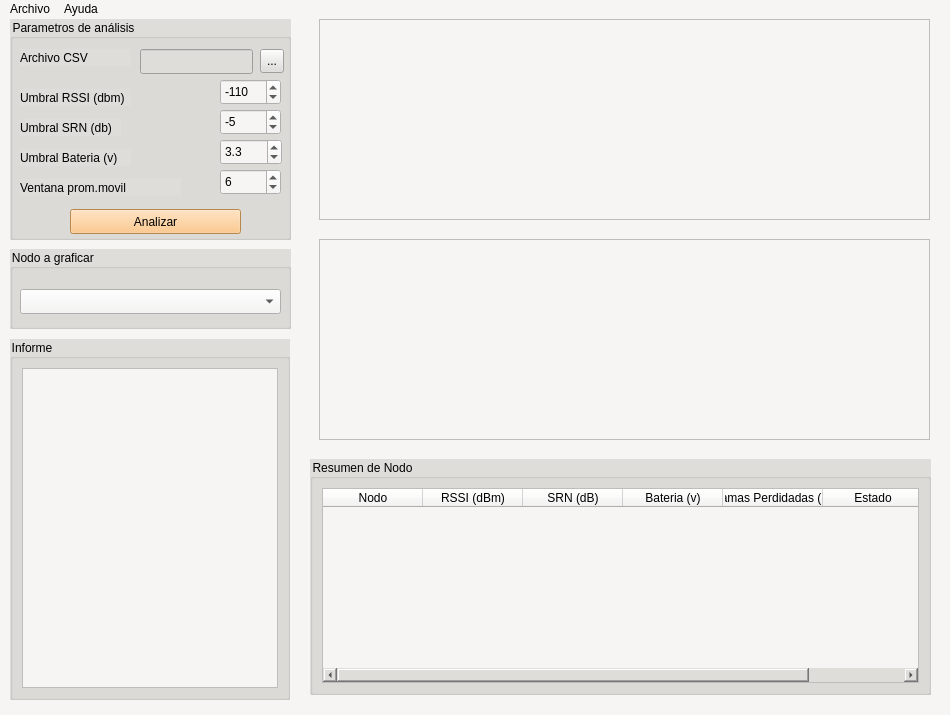
Old version of the form ui_sensores_LoRaWan.ui in the repository FrenchiGod/Sensores-_Agricolas_-LoRaWan.
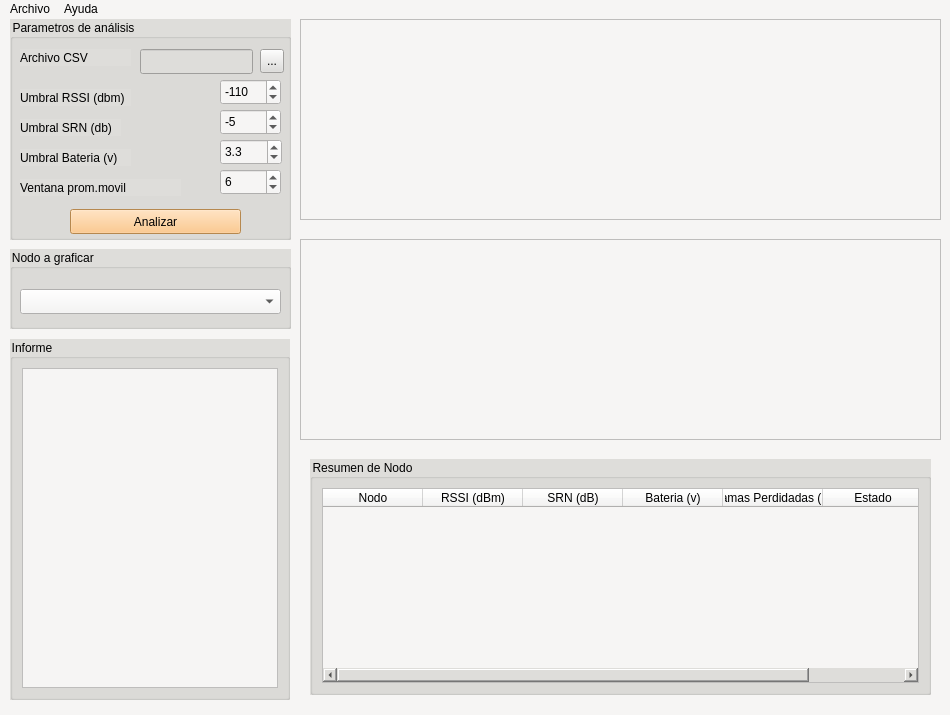
New version of the form.

Commit message: se cambio de lugar  el grafico Rssi y el de bateria

Diff of the .ui file:
```diff
--- a/ui_sensores_LoRaWan.ui
+++ b/ui_sensores_LoRaWan.ui
@@ -355,9 +355,9 @@
    <widget class="QFrame" name="frame_Rssi">
     <property name="geometry">
      <rect>
-      <x>319</x>
-      <y>220</y>
-      <width>611</width>
+      <x>300</x>
+      <y>0</y>
+      <width>641</width>
       <height>201</height>
      </rect>
     </property>
@@ -371,9 +371,9 @@
    <widget class="QFrame" name="frame_Bateria">
     <property name="geometry">
      <rect>
-      <x>319</x>
-      <y>0</y>
-      <width>611</width>
+      <x>300</x>
+      <y>220</y>
+      <width>641</width>
       <height>201</height>
      </rect>
     </property>
```
The commit also changes 1 other file.
